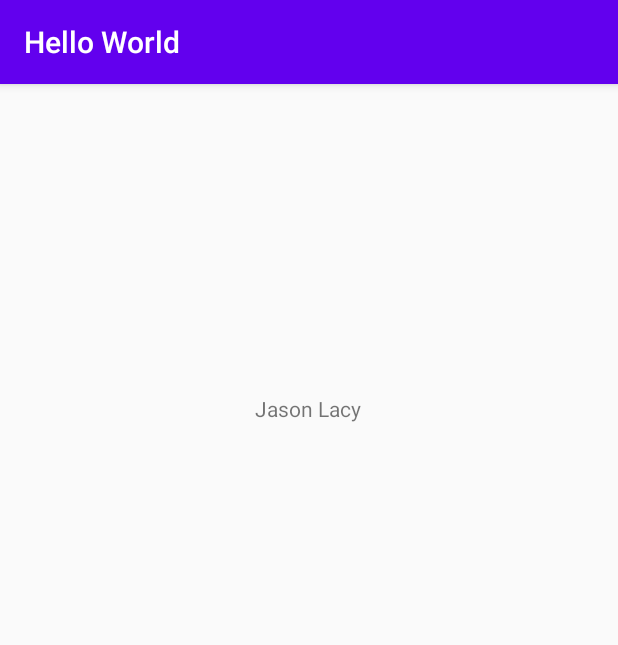
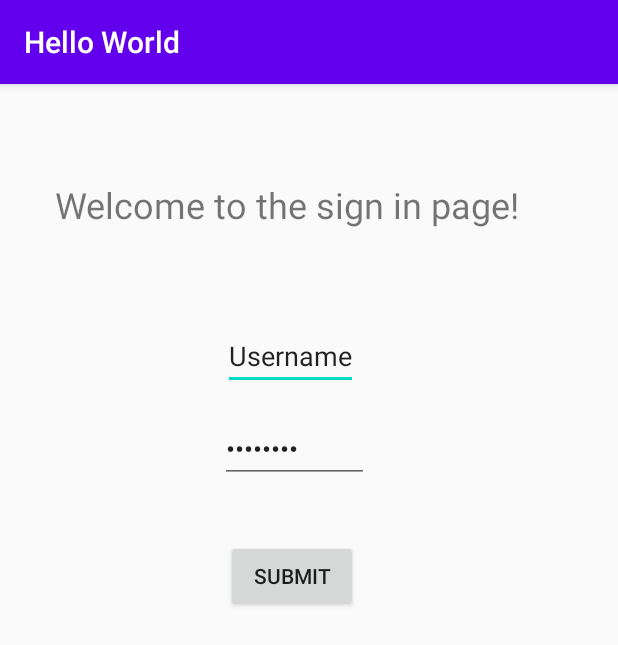
Before and after one commit to jdlacy/BIT371-App1, an Android app: the screen it shows after launch (MainActivity), on a phone screen of 412 x 824 dp. Shown: the top 645 px of the screen. Run offline under Robolectric (Android 15) with nearby library versions, the phone set to English and light mode, and no system bars.

```diff
--- a/app/src/main/AndroidManifest.xml
+++ b/app/src/main/AndroidManifest.xml
@@ -9,6 +9,8 @@
         android:roundIcon="@mipmap/ic_launcher_round"
         android:supportsRtl="true"
         android:theme="@style/AppTheme">
+        <activity android:name=".UserConfirmationActivity"></activity>
+        <activity android:name=".cred_check" />
         <activity android:name=".MainActivity">
             <intent-filter>
                 <action android:name="android.intent.action.MAIN" />
--- a/app/src/main/res/layout/activity_main.xml
+++ b/app/src/main/res/layout/activity_main.xml
@@ -7,16 +7,46 @@
     tools:context=".MainActivity">
 
     <TextView
-        android:id="@+id/TextView"
+        android:id="@+id/welcome"
         android:layout_width="wrap_content"
         android:layout_height="wrap_content"
-        android:text="Jason Lacy"
+        android:layout_marginStart="101dp"
+        android:layout_marginTop="67dp"
+        android:layout_marginEnd="130dp"
+        android:layout_marginBottom="65dp"
+        android:text="Welcome to the sign in page!"
+        android:textSize="24sp"
+        app:layout_constraintBottom_toTopOf="@+id/Username"
+        app:layout_constraintEnd_toEndOf="parent"
+        app:layout_constraintStart_toStartOf="parent"
+        app:layout_constraintTop_toTopOf="parent" />
+
+    <EditText
+        android:id="@+id/Username"
+        android:layout_width="wrap_content"
+        android:layout_height="wrap_content"
+        android:inputType="text"
+        android:text="Username"
         app:layout_constraintBottom_toBottomOf="parent"
-        app:layout_constraintHorizontal_bias="0.498"
+        app:layout_constraintHorizontal_bias="0.461"
         app:layout_constraintLeft_toLeftOf="parent"
         app:layout_constraintRight_toRightOf="parent"
         app:layout_constraintTop_toTopOf="parent"
-        app:layout_constraintVertical_bias="0.276" />
+        app:layout_constraintVertical_bias="0.22" />
+
+    <EditText
+        android:id="@+id/Password"
+        android:layout_width="99dp"
+        android:layout_height="42dp"
+        android:layout_marginStart="162dp"
+        android:layout_marginTop="20dp"
+        android:layout_marginEnd="187dp"
+        android:inputType="textPassword"
+        android:text="Password"
+        app:layout_constraintEnd_toEndOf="parent"
+        app:layout_constraintHorizontal_bias="0.432"
+        app:layout_constraintStart_toStartOf="parent"
+        app:layout_constraintTop_toBottomOf="@+id/Username" />
 
     <Button
         android:id="@+id/button"
@@ -25,12 +55,14 @@
         android:layout_marginStart="119dp"
         android:layout_marginTop="100dp"
         android:layout_marginEnd="145dp"
-        android:layout_marginBottom="443dp"
-        android:onClick="doThatThing"
-        android:text="DON'T press this button."
+        android:layout_marginBottom="416dp"
+        android:onClick="CredCheck"
+        android:text="Submit"
         app:layout_constraintBottom_toBottomOf="parent"
         app:layout_constraintEnd_toEndOf="parent"
+        app:layout_constraintHorizontal_bias="0.525"
         app:layout_constraintStart_toStartOf="parent"
-        app:layout_constraintTop_toBottomOf="@+id/TextView" />
+        app:layout_constraintTop_toBottomOf="@+id/Username"
+        app:layout_constraintVertical_bias="0.0" />
 
 </androidx.constraintlayout.widget.ConstraintLayout>
--- a/build.gradle
+++ b/build.gradle
@@ -5,7 +5,7 @@ buildscript {
         jcenter()
     }
     dependencies {
-        classpath "com.android.tools.build:gradle:4.0.1"
+        classpath 'com.android.tools.build:gradle:4.0.2'
 
         // NOTE: Do not place your application dependencies here; they belong
         // in the individual module build.gradle files
```
Also changed, not shown: app/src/main/java/com/example/helloworld/MainActivity.java (+20 -4 lines), app/src/main/java/com/example/helloworld/UserConfirmationActivity.java (+22 -0 lines), app/src/main/res/layout/activity_user_confirmation.xml (+14 -0 lines).
